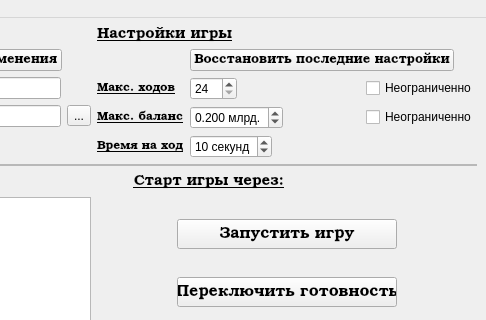
The window that userinterface/lobbywindow.ui (AlekseyLapunov/Client-Monopoly) describes before a commit, drawn with Qt 5; both pictures show x 251 to 737 and y 0 to 320 of the 737 by 421 pixel window.
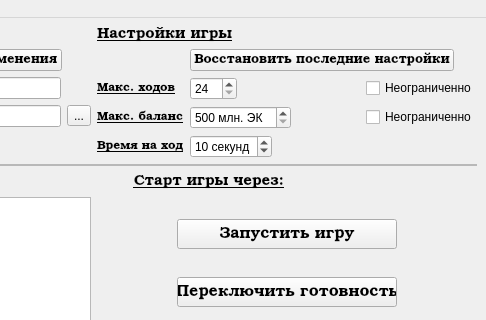
The same window after the commit.

```diff
--- a/userinterface/lobbywindow.ui
+++ b/userinterface/lobbywindow.ui
@@ -492,24 +492,18 @@
       <item row="2" column="1">
        <layout class="QHBoxLayout" name="hlRow2_2">
         <item>
-         <widget class="QDoubleSpinBox" name="dsbMaxBalance">
+         <widget class="QSpinBox" name="sbMaxBalance">
           <property name="suffix">
-           <string> млрд.</string>
-          </property>
-          <property name="decimals">
-           <number>3</number>
+           <string> млн. ЭК</string>
           </property>
           <property name="minimum">
-           <double>0.010000000000000</double>
+           <number>500</number>
           </property>
           <property name="maximum">
-           <double>2.000000000000000</double>
+           <number>2000</number>
           </property>
           <property name="singleStep">
-           <double>0.050000000000000</double>
-          </property>
-          <property name="value">
-           <double>0.200000000000000</double>
+           <number>150</number>
           </property>
          </widget>
         </item>
```
Left out of the diff: 20 changed lines with no effect on the pictures.
